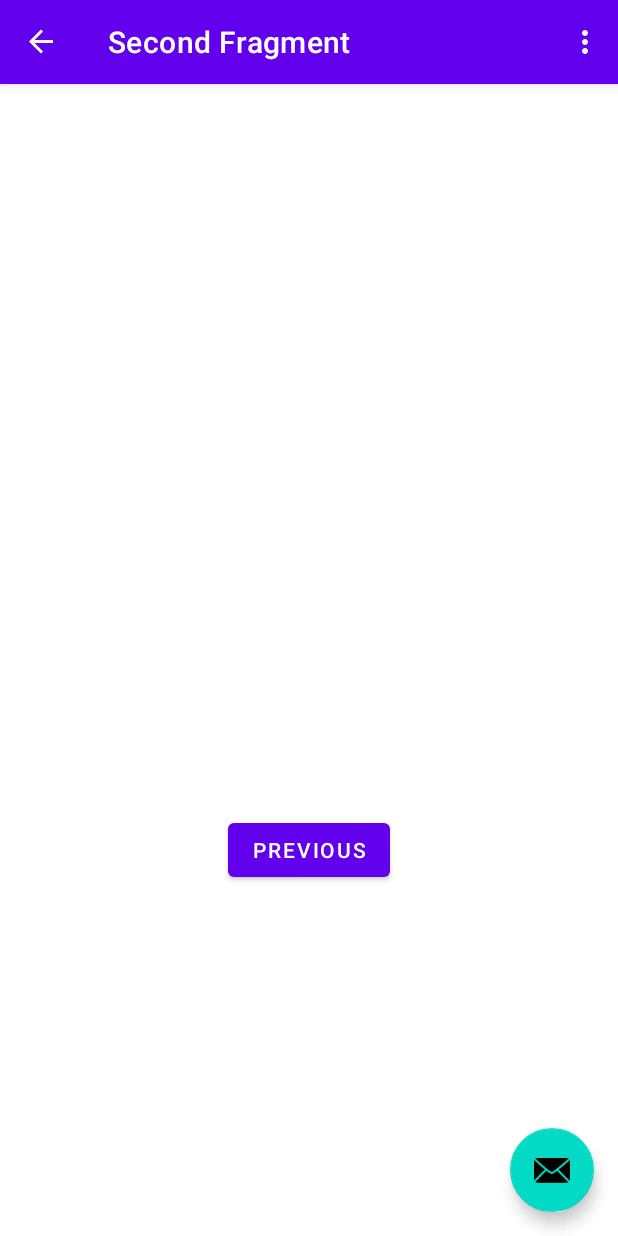
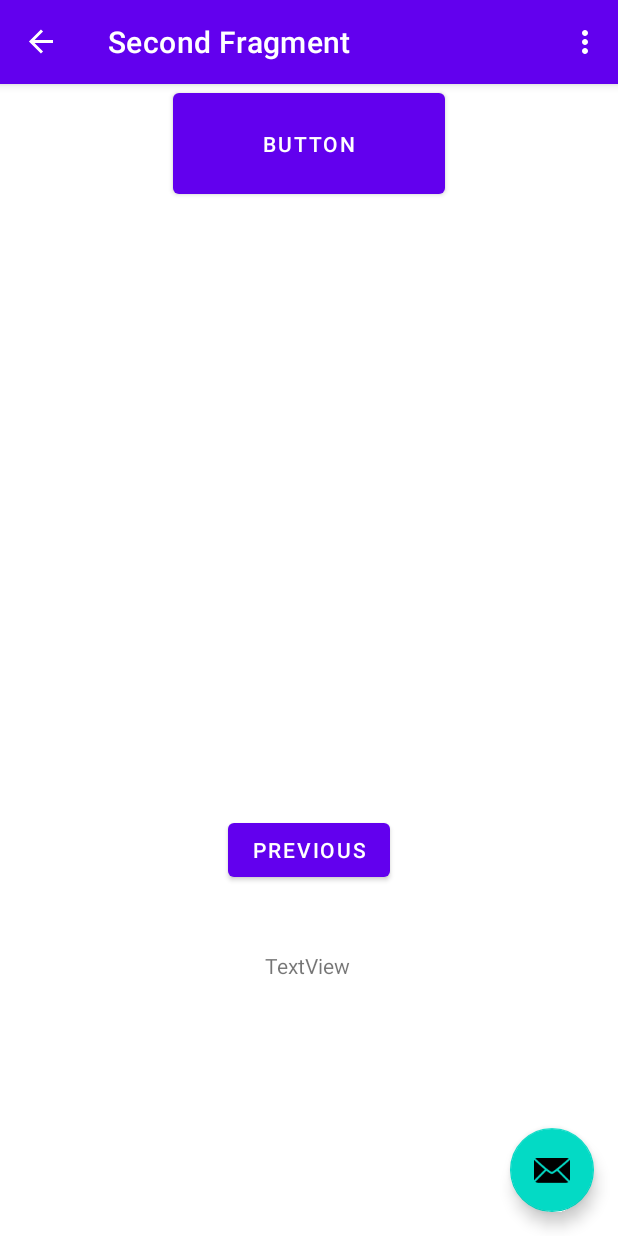
Before and after one commit to archey347/CamCam, an Android app: the SecondFragment screen opened through its navigation route, on a phone screen of 412 x 824 dp. Run offline under Robolectric (Android 15) with nearby library versions, the phone set to English and light mode, and no system bars; our stand-ins replace navigation-ui.

Commit message:
WiFi Scanning works :)

```diff
--- a/App/app/src/main/AndroidManifest.xml
+++ b/App/app/src/main/AndroidManifest.xml
@@ -1,6 +1,10 @@
 <?xml version="1.0" encoding="utf-8"?>
 <manifest xmlns:android="http://schemas.android.com/apk/res/android"
     package="com.example.camcam">
+    <uses-permission android:name="android.permission.ACCESS_WIFI_STATE" />
+    <uses-permission android:name="android.permission.CHANGE_WIFI_STATE" />
+    <uses-permission android:name="android.permission.ACCESS_FINE_LOCATION" />
+
 
     <application
         android:allowBackup="true"
--- a/App/app/src/main/java/com/example/camcam/MainActivity.java
+++ b/App/app/src/main/java/com/example/camcam/MainActivity.java
@@ -31,6 +31,8 @@ public class MainActivity extends AppCompatActivity {
         setContentView(binding.getRoot());
 
         setSupportActionBar(binding.toolbar);
+
+
 
         NavController navController = Navigation.findNavController(this, R.id.nav_host_fragment_content_main);
         appBarConfiguration = new AppBarConfiguration.Builder(navController.getGraph()).build();
--- a/App/app/src/main/res/layout/fragment_second.xml
+++ b/App/app/src/main/res/layout/fragment_second.xml
@@ -24,4 +24,25 @@
         app:layout_constraintEnd_toEndOf="parent"
         app:layout_constraintStart_toStartOf="parent"
         app:layout_constraintTop_toBottomOf="@id/textview_second" />
+
+    <Button
+        android:id="@+id/button"
+        android:layout_width="181dp"
+        android:layout_height="79dp"
+        android:text="Button"
+        app:layout_constraintEnd_toEndOf="parent"
+        app:layout_constraintStart_toStartOf="parent"
+        tools:layout_editor_absoluteY="240dp" />
+
+    <TextView
+        android:id="@+id/textView"
+        android:layout_width="wrap_content"
+        android:layout_height="wrap_content"
+        android:text="TextView"
+        app:layout_constraintBottom_toBottomOf="parent"
+        app:layout_constraintEnd_toEndOf="parent"
+        app:layout_constraintHorizontal_bias="0.498"
+        app:layout_constraintStart_toStartOf="parent"
+        app:layout_constraintTop_toTopOf="parent"
+        app:layout_constraintVertical_bias="0.772" />
 </androidx.constraintlayout.widget.ConstraintLayout>
```
Also changed, not shown: App/app/src/main/java/com/example/camcam/SecondFragment.java (+24 -0 lines), App/app/src/main/java/com/example/camcam/WiFi.java (added, +72 -0 lines).
